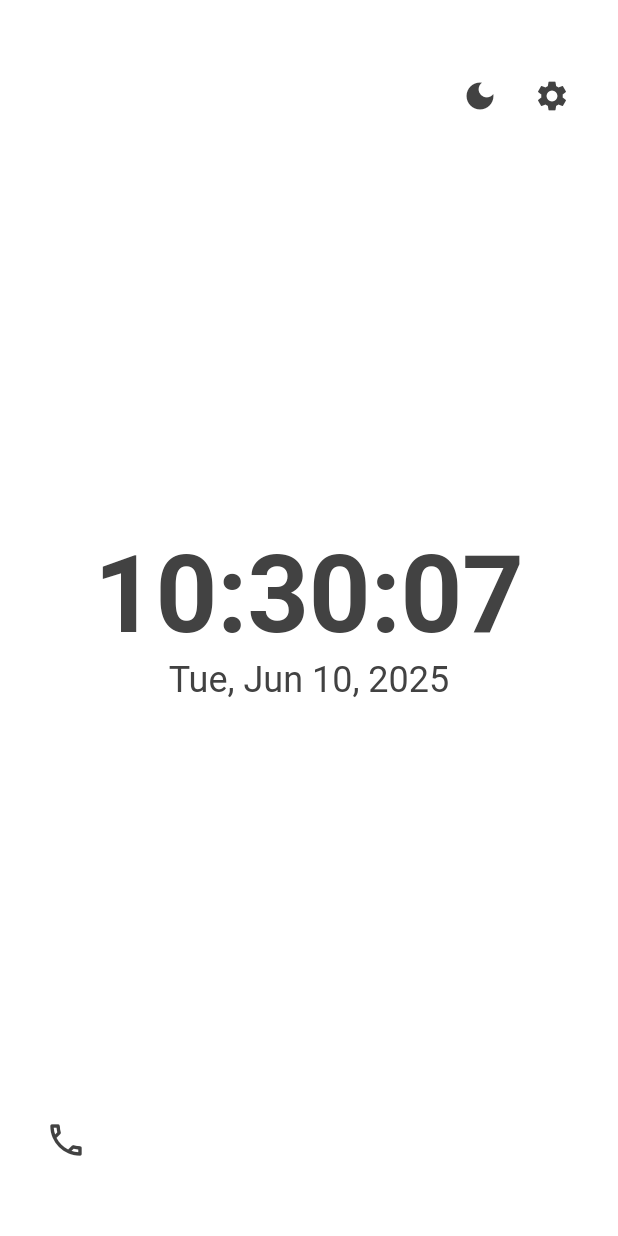
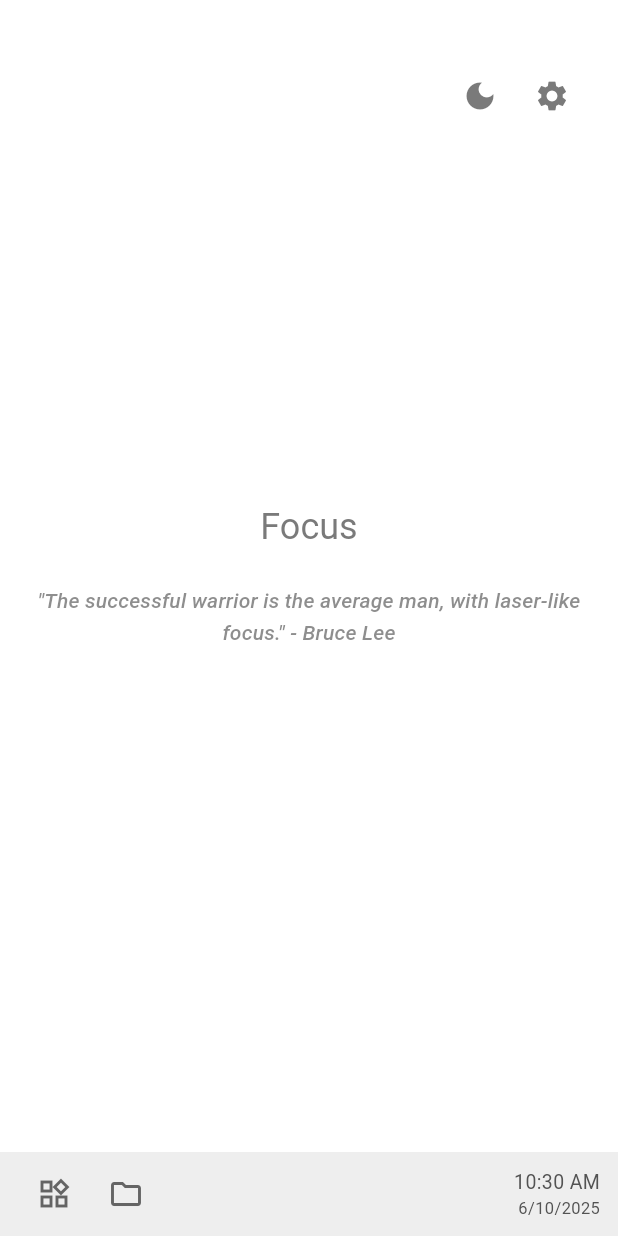
Before and after one commit to IamFishR/focus_launcher, a Flutter app: the screen it shows after launch, on a phone screen of 412 x 824 dp. Run offline on Flutter 3.47's test engine with Material 3 defaults, Android fonts, the phone set to English and light mode, and no system bars; our stand-ins replace shared_preferences.

Commit message:
feat: Implement Windows-inspired UI with Taskbar and Start Menu
This commit introduces a major UI overhaul, replacing the previous minimalist home screen and swipe-up drawer with a Windows-inspired interface.

Key changes:

1.  **Bottom Taskbar:**
    *   A persistent taskbar is added at the bottom of the screen.
    *   Displays a "Start" icon (Windows-like), a "File Explorer" icon, and the current time/date formatted similarly to Windows.
    *   All elements are theme-aware.

2.  **Start Menu:**
    *   Activated by the "Start" icon on the taskbar.
    *   Appears as an overlay panel (responsive width, 65% screen height).
    *   Features a two-pane layout (2:1 ratio) with a vertical divider:
        *   **Left Pane:** Contains a searchable, scrollable list of all installed applications (names only, placeholder icons for now). Tapping an app launches it.
        *   **Right Pane:** Displays a "Pinned" section header and a "Phone" icon that launches the default dialer app. (Pinned apps configuration is a future feature).
    *   The Start Menu is theme-aware and can be closed by tapping the Start icon again or the main desktop area.

3.  **File Explorer Integration:**
    *   The "File Explorer" icon on the taskbar now attempts to launch the device's default file manager.

4.  **Home Screen Content Update:**
    *   The main content area of the home screen (above the taskbar) has been updated.
    *   The large central clock, old call button, and favorite app placeholders have been removed.
    *   It now displays a "Focus" title and a static motivational quote, maintaining a clean aesthetic.

5.  **Theme Consistency:**
    *   All new UI components (taskbar, Start Menu, icons, text) have been integrated with the existing Light/Dark theme engine.

This redesign aims to provide a familiar and "professionally minimalist" user experience. App icon display in the Start Menu's app list and configuration of pinned apps are planned for future iterations.

```diff
--- a/lib/main.dart
+++ b/lib/main.dart
@@ -6,7 +6,8 @@ import 'package:shared_preferences/shared_preferences.dart'; // Import SharedPre
 import 'app_launcher.dart';
 import 'theme_notifier.dart';
 import 'theme.dart';
-import 'settings_page.dart'; // Import SettingsPage // Already correctly importing keys from settings_page
+import 'settings_page.dart';
+import 'start_menu_apps_list.dart'; // Import the new widget
 
 void main() {
   runApp(
@@ -46,9 +47,21 @@ class _MyHomePageState extends State<MyHomePage> {
   late DateTime _currentTime;
 
   String? _favoriteApp1Name;
-  String? _favoriteApp1Package;
-  String? _favoriteApp2Name;
-  String? _favoriteApp2Package;
+  // String? _favoriteApp1Name; // Removed: No longer used for home screen favs
+  // String? _favoriteApp1Package; // Removed
+  // String? _favoriteApp2Name; // Removed
+  // String? _favoriteApp2Package; // Removed
+
+  bool _isStartMenuVisible = false;
+
+  // Method to toggle Start Menu visibility
+  void _toggleStartMenu() {
+    if (mounted) {
+      setState(() {
+        _isStartMenuVisible = !_isStartMenuVisible;
+      });
+    }
+  }
 
   @override
   void initState() {
@@ -61,19 +74,19 @@ class _MyHomePageState extends State<MyHomePage> {
         });
       }
     });
-    _loadFavoriteApps();
+    // _loadFavoriteApps(); // Removed: No longer used for home screen favs
   }
 
-  Future<void> _loadFavoriteApps() async {
-    final prefs = await SharedPreferences.getInstance();
-    if (!mounted) return;
-    setState(() {
-      _favoriteApp1Name = prefs.getString(favApp1NameKey); // favApp1NameKey from settings_page.dart
-      _favoriteApp1Package = prefs.getString(favApp1PackageKey);
-      _favoriteApp2Name = prefs.getString(favApp2NameKey);
-      _favoriteApp2Package = prefs.getString(favApp2PackageKey);
-    });
-  }
+  // Future<void> _loadFavoriteApps() async { // Removed
+  //   final prefs = await SharedPreferences.getInstance();
+  //   if (!mounted) return;
+  //   setState(() {
+  //     _favoriteApp1Name = prefs.getString(favApp1NameKey);
+  //     _favoriteApp1Package = prefs.getString(favApp1PackageKey);
+  //     _favoriteApp2Name = prefs.getString(favApp2NameKey);
+  //     _favoriteApp2Package = prefs.getString(favApp2PackageKey);
+  //   });
+  // }
 
   @override
   void dispose() {
@@ -96,132 +109,229 @@ class _MyHomePageState extends State<MyHomePage> {
       context,
       MaterialPageRoute(builder: (context) => const SettingsPage()),
     );
-    _loadFavoriteApps(); // Reload favorites after returning
+    // _loadFavoriteApps(); // Removed: No longer used for home screen favs
+  }
+
+  @override
+  // Method to build the right pane of the Start Menu
+  Widget _buildStartMenuRightPane(BuildContext context) {
+    final theme = Theme.of(context);
+    return Container(
+      // width: 180, // Fixed width for the right pane, or use flex
+      padding: const EdgeInsets.symmetric(vertical: 12.0, horizontal: 8.0),
+      // color: theme.colorScheme.surfaceVariant.withOpacity(0.1), // Optional subtle background
+      child: Column(
+        crossAxisAlignment: CrossAxisAlignment.start,
+        children: <Widget>[
+          Padding(
+            padding: const EdgeInsets.symmetric(horizontal: 8.0, vertical: 4.0),
+            child: Text(
+              "Pinned",
+              style: theme.textTheme.titleMedium?.copyWith(
+                fontWeight: FontWeight.bold,
+                color: theme.colorScheme.onSurface,
+              ),
+            ),
+          ),
+          const Divider(thickness: 1),
+          ListTile(
+            leading: Icon(Icons.phone_outlined, color: theme.colorScheme.onSurface),
+            title: Text("Phone", style: TextStyle(fontSize: 14, color: theme.colorScheme.onSurface)),
+            onTap: () {
+              AppLauncher.openDialer();
+              _toggleStartMenu(); // Close start menu
+            },
+            dense: true,
+            contentPadding: const EdgeInsets.symmetric(horizontal: 8.0),
+          ),
+          // Add more Pinned items or Recents here later
+          // For now, just a placeholder to fill some space or show it's empty
+          const Expanded(
+            child: Center(
+              child: Padding(
+                padding: EdgeInsets.all(8.0),
+                // child: Text(
+                //   "More items coming soon...",
+                //   textAlign: TextAlign.center,
+                //   style: theme.textTheme.bodySmall?.copyWith(color: theme.colorScheme.onSurfaceVariant),
+                // ),
+              ),
+            ),
+          ),
+        ],
+      ),
+    );
   }
 
   @override
   Widget build(BuildContext context) {
-    String formattedTime = DateFormat('HH:mm:ss').format(_currentTime);
-    String formattedDate = DateFormat('EEE, MMM d, yyyy').format(_currentTime);
+    // Taskbar time and date formats
+    String taskbarFormattedTime = DateFormat('h:mm a').format(_currentTime); // e.g., "3:45 PM"
+    String taskbarFormattedDate = DateFormat('M/d/yyyy').format(_currentTime); // e.g., "10/25/2023"
+
     final themeNotifier = Provider.of<ThemeNotifier>(context);
+    final theme = Theme.of(context); // Cache theme
+
+    // Determine taskbar background color based on theme
+    Color taskbarColor = themeNotifier.isDarkMode
+        ? Colors.grey[850]! // Darker grey for dark mode taskbar
+        : Colors.grey[200]!; // Lighter grey for light mode taskbar
+
+    Color taskbarIconColor = theme.colorScheme.onSurface.withOpacity(0.8);
+    TextStyle taskbarTextStyle = TextStyle(color: theme.colorScheme.onSurface.withOpacity(0.9), fontSize: 13);
+    const double taskbarHeight = 56.0;
+
 
     return Scaffold(
-      // Background color will be handled by theme's scaffoldBackgroundColor
-      body: GestureDetector(
+      body: Stack( // Wrap the main Column with a Stack to overlay the Start Menu
+        children: [
+          Column(
+            children: [
+              Expanded(
+                child: GestureDetector(
                   onVerticalDragUpdate: _onVerticalDragUpdate,
+                  onTap: () { // Tap on desktop area to close Start Menu
+                    if (_isStartMenuVisible) {
+                      _toggleStartMenu();
+                    }
+                  },
                   child: Container(
-          color: Colors.transparent, // Makes entire area draggable
-          child: Stack( // Use Stack to position the theme toggle button
+                    color: Colors.transparent,
+                    child: Stack( // This Stack is for the main desktop area buttons
                       children: [
+                        // New Main Content: Title and Quote
                         Center(
+                          child: Padding(
+                            padding: const EdgeInsets.all(16.0),
                             child: Column(
                               mainAxisAlignment: MainAxisAlignment.center,
                               children: <Widget>[
                                 Text(
-                      formattedTime,
-                      // Use theme for text style
-                      style: Theme.of(context).textTheme.displayLarge,
+                                  "Focus",
+                                  style: theme.textTheme.headlineMedium?.copyWith(
+                                    color: theme.colorScheme.onSurface.withOpacity(0.7),
                                   ),
+                                ),
+                                const SizedBox(height: 24), // Increased spacing
                                 Text(
-                      formattedDate,
-                      // Use theme for text style
-                      style: Theme.of(context).textTheme.headlineMedium,
+                                  "\"The successful warrior is the average man, with laser-like focus.\" - Bruce Lee",
+                                  textAlign: TextAlign.center,
+                                  style: theme.textTheme.titleSmall?.copyWith(
+                                    fontStyle: FontStyle.italic,
+                                    color: theme.colorScheme.onSurface.withOpacity(0.6),
+                                    height: 1.5, // Improved line spacing for readability
+                                  ),
                                 ),
                               ],
                             ),
                           ),
-              Positioned( // Position the button in the top-right corner
+                        ),
+                        // Settings and Theme Toggle Buttons (Top Right)
+                        Positioned(
                           top: 40.0,
                           right: 20.0,
-                child: Row( // Use a Row to place buttons side-by-side
+                          child: Row(
                             children: [
                               IconButton(
                                 icon: Icon(
                                   themeNotifier.isDarkMode ? Icons.light_mode : Icons.dark_mode,
-                        color: Theme.of(context).primaryColor,
+                                  color: theme.primaryColor.withOpacity(0.7), // Slightly less prominent
                                 ),
                                 onPressed: () {
                                   Provider.of<ThemeNotifier>(context, listen: false).toggleTheme();
                                 },
+                                tooltip: "Toggle Theme",
                               ),
-                    IconButton( // Settings button
+                              IconButton(
                                 icon: Icon(
                                   Icons.settings,
-                        color: Theme.of(context).primaryColor,
+                                  color: theme.primaryColor.withOpacity(0.7), // Slightly less prominent
                                 ),
-                      onPressed: _navigateToSettings, // Updated to call _navigateToSettings
+                                onPressed: _navigateToSettings,
+                                tooltip: "Settings",
                               ),
                             ],
-                )
-              ),
-              Positioned( // Position the call button in the bottom-left corner
-                bottom: 40.0,
-                left: 20.0,
-                child: IconButton(
-                  icon: Icon(
-                    Icons.phone_outlined,
-                    color: Theme.of(context).primaryColor, // Use primaryColor from theme
-                    size: 28.0, // Slightly larger icon for a primary action button
-                  ),
-                  onPressed: () {
-                    AppLauncher.openDialer();
-                  },
                           ),
                         ),
-              Positioned(
-                bottom: 40.0, // Match the call button's vertical position
-                right: 20.0,
-                child: Column(
-                  crossAxisAlignment: CrossAxisAlignment.end,
-                  mainAxisSize: MainAxisSize.min,
-                  children: <Widget>[
-                    if (_favoriteApp1Name != null && _favoriteApp1Name!.isNotEmpty)
-                      Padding(
-                        padding: const EdgeInsets.only(bottom: 6.0), // Add some padding below first fav
-                        child: TextButton(
-                          style: TextButton.styleFrom(
-                            padding: const EdgeInsets.symmetric(horizontal: 8, vertical: 4),
-                            minimumSize: Size.zero, // Remove default minimum size
-                            tapTargetSize: MaterialTapTargetSize.shrinkWrap, // Remove extra tap area
-                          ),
-                          onPressed: () {
-                            if (_favoriteApp1Package != null && _favoriteApp1Package!.isNotEmpty) {
-                              AppLauncher.launchApp(_favoriteApp1Package!);
-                            }
-                          },
-                          child: Text(
-                            _favoriteApp1Name!,
-                            textAlign: TextAlign.end,
-                            style: TextStyle(
-                              color: Theme.of(context).primaryColor,
-                              fontSize: 16.0,
+                        // Removed old Call Button and Favorite App Placeholders from here
+                      ],
                     ),
                   ),
                 ),
               ),
-                    if (_favoriteApp2Name != null && _favoriteApp2Name!.isNotEmpty)
-                      Padding(
-                        padding: const EdgeInsets.only(top: 6.0), // Add some padding above second fav
-                        child: TextButton(
-                           style: TextButton.styleFrom(
-                            padding: const EdgeInsets.symmetric(horizontal: 8, vertical: 4),
-                            minimumSize: Size.zero,
-                            tapTargetSize: MaterialTapTargetSize.shrinkWrap,
+              // Taskbar Implementation
+              Container(
+                height: taskbarHeight,
+                color: taskbarColor,
+                padding: const EdgeInsets.symmetric(horizontal: 12.0),
+                child: Row(
+                  children: <Widget>[
+                    IconButton(
+                      icon: Icon(Icons.widgets_outlined, color: taskbarIconColor), // Updated "Start" icon
+                      onPressed: _toggleStartMenu, // Call toggle method
+                      tooltip: 'Start', // Updated tooltip
                     ),
+                    IconButton(
+                      icon: Icon(Icons.folder_outlined, color: taskbarIconColor),
                       onPressed: () {
-                            if (_favoriteApp2Package != null && _favoriteApp2Package!.isNotEmpty) {
-                              AppLauncher.launchApp(_favoriteApp2Package!);
-                            }
+                        AppLauncher.openFileManager();
                       },
-                          child: Text(
-                            _favoriteApp2Name!,
-                            textAlign: TextAlign.end,
-                            style: TextStyle(
-                              color: Theme.of(context).primaryColor,
-                              fontSize: 16.0,
+                      tooltip: 'File Explorer', // Updated tooltip
+                    ),
+                    const Expanded(child: SizedBox()),
+                    Column(
+                      mainAxisAlignment: MainAxisAlignment.center,
+                      crossAxisAlignment: CrossAxisAlignment.end,
+                      children: [
+                        Text(taskbarFormattedTime, style: taskbarTextStyle),
+                        Text(taskbarFormattedDate, style: taskbarTextStyle.copyWith(fontSize: 11)),
+                      ],
+                    )
+                  ],
                 ),
               ),
+            ],
           ),
+          // Start Menu Panel (Overlay)
+          if (_isStartMenuVisible)
+            Positioned(
+              bottom: taskbarHeight, // Position above the taskbar
+              left: 0,
+              // width: MediaQuery.of(context).size.width * 0.3, // Example: 30% of screen width for a more PC like menu
+              // Instead of right:0 for full width, let's give it a max width for larger screens
+              // and center it if it's not full width.
+              // For now, let's make it start from left and have a certain width or take full if small.
+              child: Container( // Use a container to constrain width if needed
+                width: MediaQuery.of(context).size.width > 600 ? 400 : MediaQuery.of(context).size.width, // Max width of 400, else full width
+                height: MediaQuery.of(context).size.height * 0.65, // 65% of screen height
+                child: Material(
+                  elevation: 12.0, // Increased elevation for more pop
+                  color: theme.colorScheme.surface.withOpacity(0.98), // Use surface color from theme, slightly transparent
+                  shape: const RoundedRectangleBorder( // Optional: slightly rounded corners for the top
+                     borderRadius: BorderRadius.only(topLeft: Radius.circular(8), topRight: Radius.circular(8))
+                  ),
+                  child: Column(
+                    children: [
+                      Padding(
+                        padding: const EdgeInsets.all(12.0),
+                        child: Text(
+                          "Start Menu", // Placeholder Title
+                          style: theme.textTheme.headlineSmall?.copyWith(color: theme.colorScheme.onSurface),
+                        ),
+                      ),
+                      const Divider(),
+                      Expanded(
+                        child: Row(
+                          children: [
+                            const Expanded(
+                              flex: 2, // App list takes more space
+                              child: StartMenuAppsList(),
+                            ),
+                            const VerticalDivider(width: 1, thickness: 1),
+                            // Right Pane for Pinned/Recent and User options
+                            Expanded(
+                              flex: 1, // Pinned/User takes less space
+                              child: _buildStartMenuRightPane(context),
                             ),
                           ],
                         ),
@@ -229,6 +339,9 @@ class _MyHomePageState extends State<MyHomePage> {
                     ],
                   ),
                 ),
+              ),
+            ),
+        ],
       ),
     );
   }
```
Also changed, not shown: lib/app_launcher.dart (+18 -3 lines), lib/start_menu_apps_list.dart (added, +157 -0 lines), 1 other file. Lines whose indentation alone changed are shown as unchanged.
